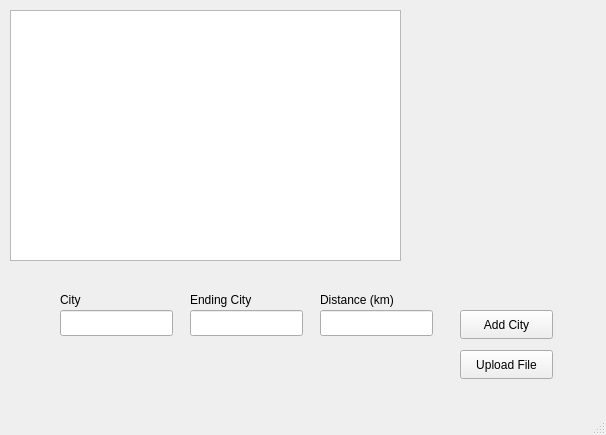
This is Qt_Project/admin.ui in zzfp/Class_project_1 as Qt 5 draws it before an edit. The edited form follows.
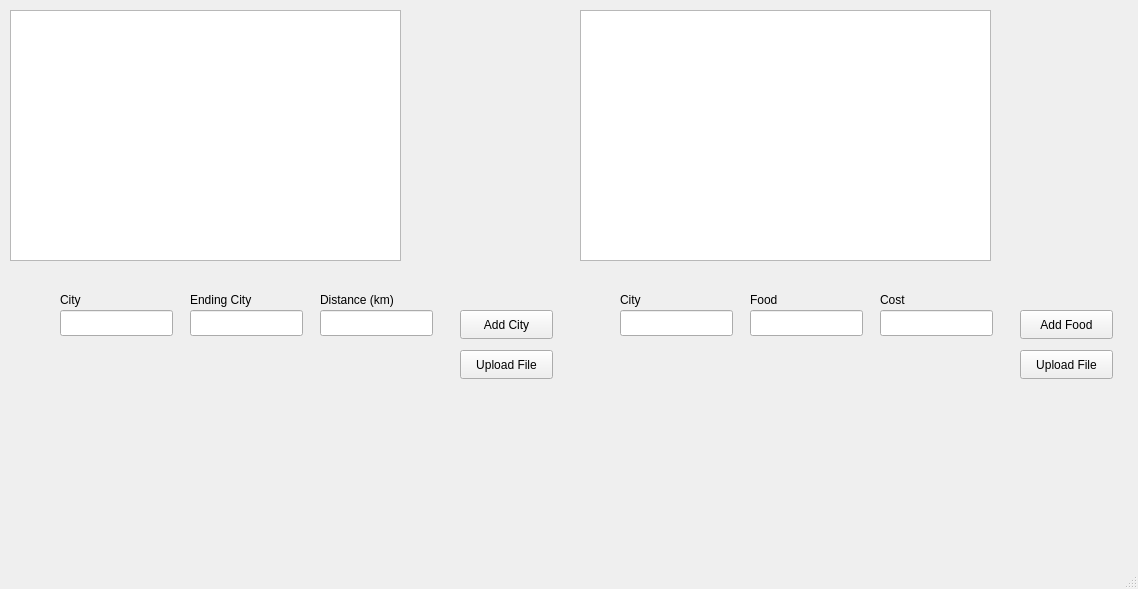
This is the edited form.

Commit message: New foods and cities can be added

```diff
--- a/Qt_Project/admin.ui
+++ b/Qt_Project/admin.ui
@@ -6,8 +6,8 @@
    <rect>
     <x>0</x>
     <y>0</y>
-    <width>606</width>
-    <height>435</height>
+    <width>1138</width>
+    <height>589</height>
    </rect>
   </property>
   <property name="windowTitle">
@@ -119,6 +119,111 @@
      <string>Upload File</string>
     </property>
    </widget>
+   <widget class="QTableView" name="tableView2">
+    <property name="geometry">
+     <rect>
+      <x>580</x>
+      <y>10</y>
+      <width>411</width>
+      <height>251</height>
+     </rect>
+    </property>
+   </widget>
+   <widget class="QLineEdit" name="cityLineEdit2">
+    <property name="geometry">
+     <rect>
+      <x>620</x>
+      <y>310</y>
+      <width>113</width>
+      <height>26</height>
+     </rect>
+    </property>
+   </widget>
+   <widget class="QLineEdit" name="foodLineEdit">
+    <property name="geometry">
+     <rect>
+      <x>750</x>
+      <y>310</y>
+      <width>113</width>
+      <height>26</height>
+     </rect>
+    </property>
+   </widget>
+   <widget class="QLineEdit" name="costLineEdit">
+    <property name="geometry">
+     <rect>
+      <x>880</x>
+      <y>310</y>
+      <width>113</width>
+      <height>26</height>
+     </rect>
+    </property>
+   </widget>
+   <widget class="QLabel" name="label_4">
+    <property name="geometry">
+     <rect>
+      <x>620</x>
+      <y>290</y>
+      <width>63</width>
+      <height>20</height>
+     </rect>
+    </property>
+    <property name="text">
+     <string>City</string>
+    </property>
+   </widget>
+   <widget class="QLabel" name="label_5">
+    <property name="geometry">
+     <rect>
+      <x>750</x>
+      <y>290</y>
+      <width>63</width>
+      <height>20</height>
+     </rect>
+    </property>
+    <property name="text">
+     <string>Food</string>
+    </property>
+   </widget>
+   <widget class="QLabel" name="label_6">
+    <property name="geometry">
+     <rect>
+      <x>880</x>
+      <y>290</y>
+      <width>63</width>
+      <height>20</height>
+     </rect>
+    </property>
+    <property name="text">
+     <string>Cost</string>
+    </property>
+   </widget>
+   <widget class="QPushButton" name="addFoodButton">
+    <property name="geometry">
+     <rect>
+      <x>1020</x>
+      <y>310</y>
+      <width>93</width>
+      <height>29</height>
+     </rect>
+    </property>
+    <property name="text">
+     <string>Add Food</string>
+    </property>
+   </widget>
+   <widget class="QPushButton" name="uploadFile2">
+    <property name="geometry">
+     <rect>
+      <x>1020</x>
+      <y>350</y>
+      <width>93</width>
+      <height>29</height>
+     </rect>
+    </property>
+    <property name="text">
+     <string>Upload File</string>
+    </property>
+   </widget>
   </widget>
   <widget class="QMenuBar" name="menubar">
    <property name="geometry">
```
Left out of the diff: 2 changed lines with no effect on the pictures. The commit also changes 11 other files.
